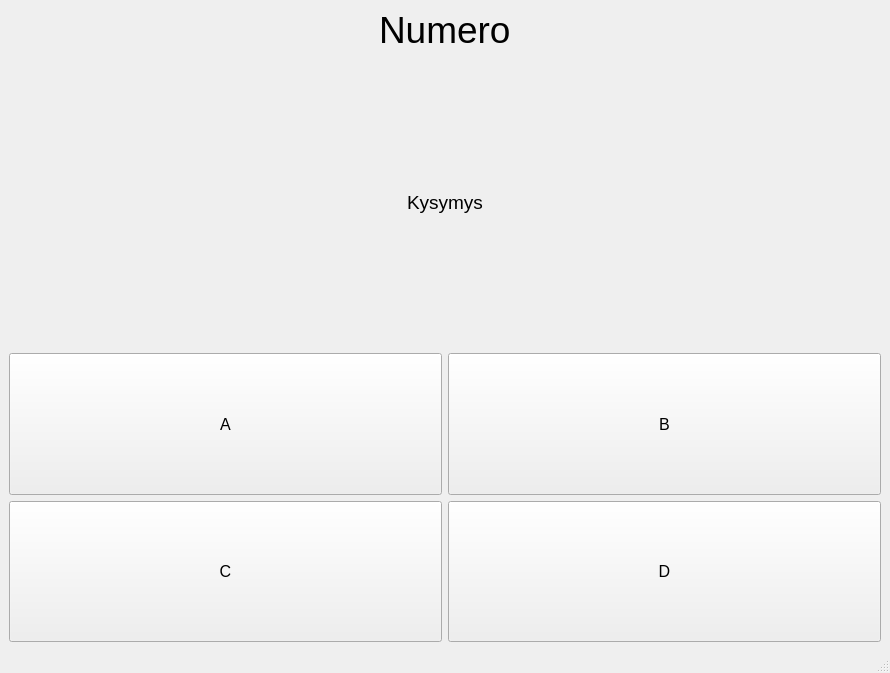
Above: quiz.ui from ClausHofman/pysideprojekti before the change. Below: the same form after it.
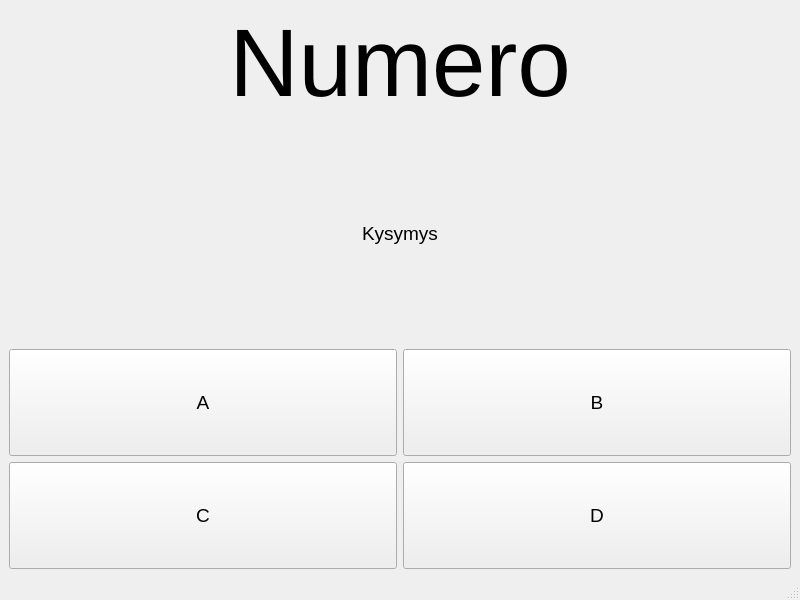
That is the form after the change.

The edit to the form file:
```diff
--- a/quiz.ui
+++ b/quiz.ui
@@ -6,8 +6,8 @@
    <rect>
     <x>0</x>
     <y>0</y>
-    <width>890</width>
-    <height>673</height>
+    <width>800</width>
+    <height>600</height>
    </rect>
   </property>
   <property name="windowTitle">
@@ -15,21 +15,37 @@
   </property>
   <widget class="QWidget" name="centralwidget">
    <layout class="QVBoxLayout" name="verticalLayout">
-    <item alignment="Qt::AlignHCenter">
+    <item>
      <widget class="QLabel" name="nro_label">
       <property name="font">
        <font>
-        <pointsize>28</pointsize>
+        <pointsize>72</pointsize>
        </font>
       </property>
       <property name="text">
        <string>Numero</string>
       </property>
+      <property name="alignment">
+       <set>Qt::AlignCenter</set>
+      </property>
      </widget>
     </item>
     <item>
      <layout class="QHBoxLayout" name="horizontalLayout">
-      <item alignment="Qt::AlignHCenter">
+      <item>
+       <spacer name="horizontalSpacer">
+        <property name="orientation">
+         <enum>Qt::Horizontal</enum>
+        </property>
+        <property name="sizeHint" stdset="0">
+         <size>
+          <width>40</width>
+          <height>20</height>
+         </size>
+        </property>
+       </spacer>
+      </item>
+      <item>
        <widget class="QLabel" name="label">
         <property name="sizePolicy">
          <sizepolicy hsizetype="Preferred" vsizetype="MinimumExpanding">
@@ -45,31 +61,29 @@
         <property name="text">
          <string>Kysymys</string>
         </property>
+        <property name="alignment">
+         <set>Qt::AlignLeading|Qt::AlignLeft|Qt::AlignVCenter</set>
+        </property>
        </widget>
       </item>
+      <item>
+       <spacer name="horizontalSpacer_2">
+        <property name="orientation">
+         <enum>Qt::Horizontal</enum>
+        </property>
+        <property name="sizeHint" stdset="0">
+         <size>
+          <width>40</width>
+          <height>20</height>
+         </size>
+        </property>
+       </spacer>
+      </item>
      </layout>
     </item>
     <item>
      <layout class="QGridLayout" name="gridLayout">
-      <item row="0" column="1">
-       <widget class="QPushButton" name="button2">
-        <property name="sizePolicy">
-         <sizepolicy hsizetype="Minimum" vsizetype="MinimumExpanding">
-          <horstretch>0</horstretch>
-          <verstretch>0</verstretch>
-         </sizepolicy>
-        </property>
-        <property name="font">
-         <font>
-          <pointsize>12</pointsize>
-         </font>
-        </property>
-        <property name="text">
-         <string>B</string>
-        </property>
-       </widget>
-      </item>
-      <item row="1" column="0">
+      <item row="2" column="0">
        <widget class="QPushButton" name="button3">
         <property name="sizePolicy">
          <sizepolicy hsizetype="Minimum" vsizetype="MinimumExpanding">
@@ -79,7 +93,7 @@
         </property>
         <property name="font">
          <font>
-          <pointsize>12</pointsize>
+          <pointsize>14</pointsize>
          </font>
         </property>
         <property name="text">
@@ -87,7 +101,7 @@
         </property>
        </widget>
       </item>
-      <item row="1" column="1">
+      <item row="2" column="1">
        <widget class="QPushButton" name="button4">
         <property name="sizePolicy">
          <sizepolicy hsizetype="Minimum" vsizetype="MinimumExpanding">
@@ -97,7 +111,7 @@
         </property>
         <property name="font">
          <font>
-          <pointsize>12</pointsize>
+          <pointsize>14</pointsize>
          </font>
         </property>
         <property name="text">
@@ -105,7 +119,7 @@
         </property>
        </widget>
       </item>
-      <item row="0" column="0">
+      <item row="1" column="0">
        <widget class="QPushButton" name="button1">
         <property name="sizePolicy">
          <sizepolicy hsizetype="Minimum" vsizetype="MinimumExpanding">
@@ -115,7 +129,7 @@
         </property>
         <property name="font">
          <font>
-          <pointsize>12</pointsize>
+          <pointsize>14</pointsize>
          </font>
         </property>
         <property name="text">
@@ -123,6 +137,24 @@
         </property>
        </widget>
       </item>
+      <item row="1" column="1">
+       <widget class="QPushButton" name="button2">
+        <property name="sizePolicy">
+         <sizepolicy hsizetype="Minimum" vsizetype="MinimumExpanding">
+          <horstretch>0</horstretch>
+          <verstretch>0</verstretch>
+         </sizepolicy>
+        </property>
+        <property name="font">
+         <font>
+          <pointsize>14</pointsize>
+         </font>
+        </property>
+        <property name="text">
+         <string>B</string>
+        </property>
+       </widget>
+      </item>
      </layout>
     </item>
    </layout>
```
Left out of the diff: 4 changed lines with no effect on the pictures.
